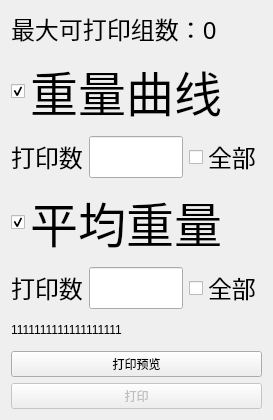
First picture: the form in PRT/PRT.ui, repository DR-Pharm/QPrinter, before the edit.
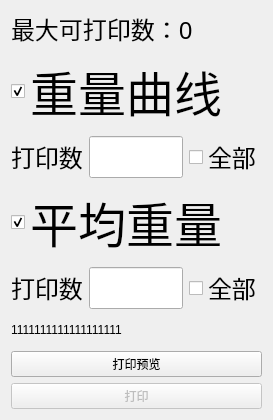
Second picture: the form after the edit.

Patch:
```diff
--- a/PRT/PRT.ui
+++ b/PRT/PRT.ui
@@ -24,7 +24,7 @@
        </font>
       </property>
       <property name="text">
-       <string>最大可打印组数：0</string>
+       <string>最大可打印数：0</string>
       </property>
      </widget>
     </item>
```
